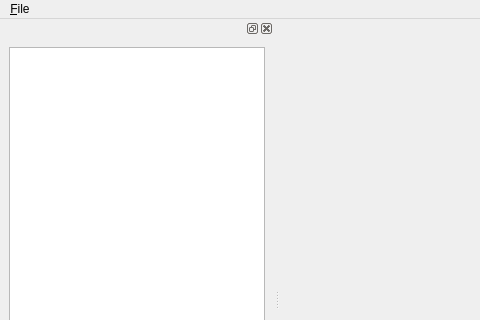
Qt form avogadro/mainwindow.ui (OpenChemistry/avogadroapp) before a commit; both pictures show x 0 to 480 and y 0 to 320 of the 800 by 600 pixel window.
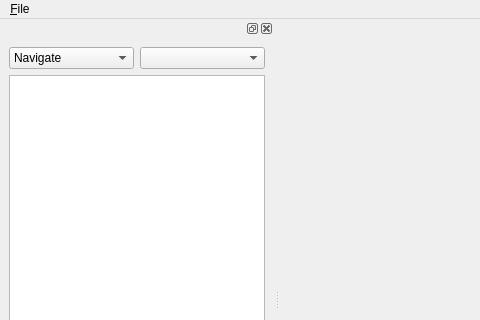
The same form after that commit. Custom widgets are drawn as their Qt base class.

Commit message: Add UI to switch active tools and select elements for drawing.

```diff
--- a/avogadro/mainwindow.ui
+++ b/avogadro/mainwindow.ui
@@ -56,6 +56,32 @@
    </attribute>
    <widget class="QWidget" name="scenePluginockWidgetContents">
     <layout class="QVBoxLayout" name="verticalLayout">
+     <item>
+      <layout class="QHBoxLayout" name="horizontalLayout">
+       <item>
+        <widget class="QComboBox" name="toolComboBox">
+         <item>
+          <property name="text">
+           <string>Navigate</string>
+          </property>
+         </item>
+         <item>
+          <property name="text">
+           <string>Manipulate</string>
+          </property>
+         </item>
+         <item>
+          <property name="text">
+           <string>Edit</string>
+          </property>
+         </item>
+        </widget>
+       </item>
+       <item>
+        <widget class="QComboBox" name="elementComboBox"/>
+       </item>
+      </layout>
+     </item>
      <item>
       <widget class="QTreeView" name="scenePluginTreeView">
        <property name="rootIsDecorated">
```
The commit also changes 2 other files.
